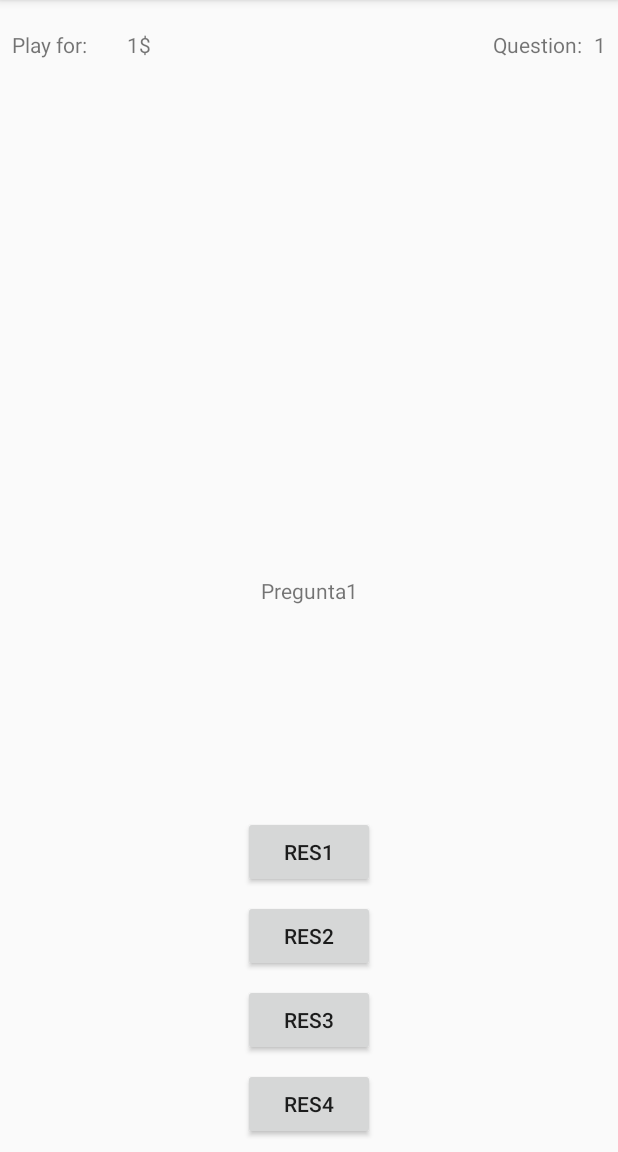
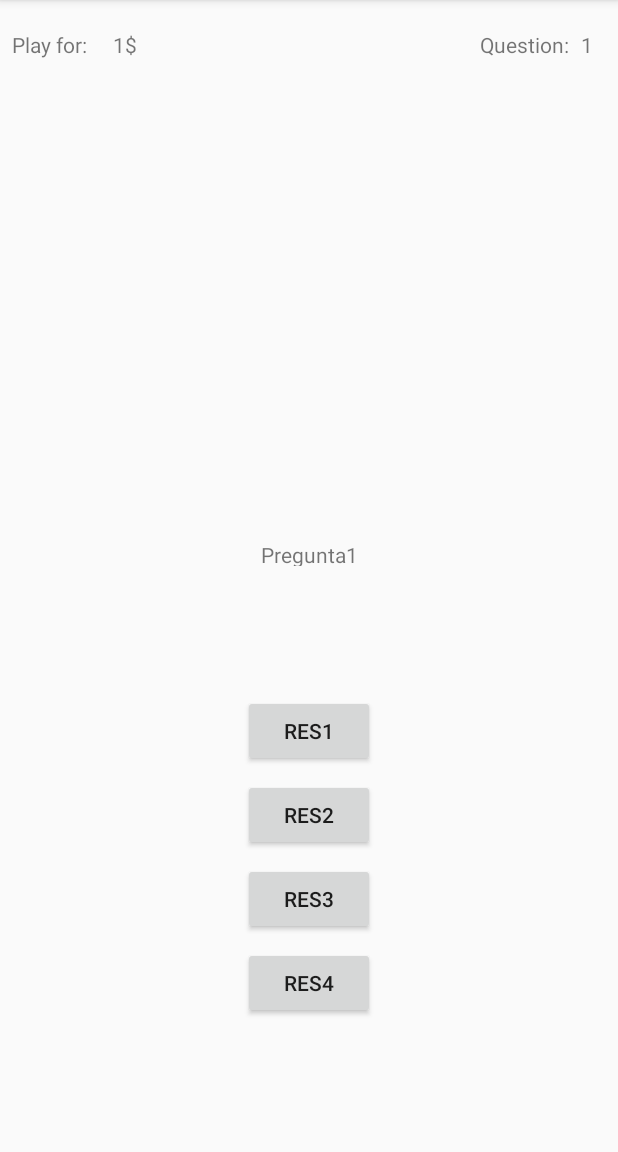
Before and after one commit to VaKs/Android.WWBM, an Android app: the PlayActivity screen opened directly, with no data from a screen before it, on a phone screen of 412 x 824 dp, the part 84-1236 px from its top. Run offline under Robolectric (Android 15) with nearby library versions, the phone set to English and light mode, and no system bars.

Commit message:
activity_play interface finished(no menu)

```diff
--- a/app/src/main/res/layout/activity_play.xml
+++ b/app/src/main/res/layout/activity_play.xml
@@ -27,12 +27,14 @@
         android:layout_width="wrap_content"
         android:layout_height="wrap_content"
         android:layout_marginBottom="8dp"
-        android:layout_marginEnd="228dp"
-        android:layout_marginRight="8dp"
+        android:layout_marginEnd="8dp"
+        android:layout_marginStart="8dp"
         android:layout_marginTop="8dp"
         android:text="1$"
         app:layout_constraintBottom_toBottomOf="parent"
         app:layout_constraintEnd_toStartOf="@+id/txtQuestion"
+        app:layout_constraintHorizontal_bias="0.233"
+        app:layout_constraintStart_toStartOf="parent"
         app:layout_constraintTop_toTopOf="parent"
         app:layout_constraintVertical_bias="0.016" />
 
@@ -42,11 +44,13 @@
         android:layout_height="wrap_content"
         android:layout_marginBottom="8dp"
         android:layout_marginEnd="8dp"
-        android:layout_marginRight="8dp"
+        android:layout_marginStart="8dp"
         android:layout_marginTop="8dp"
         android:text="@string/txtQuestion"
         app:layout_constraintBottom_toBottomOf="parent"
         app:layout_constraintEnd_toStartOf="@+id/numPreg"
+        app:layout_constraintHorizontal_bias="1.0"
+        app:layout_constraintStart_toStartOf="parent"
         app:layout_constraintTop_toTopOf="parent"
         app:layout_constraintVertical_bias="0.016" />
 
@@ -57,30 +61,31 @@
         android:layout_marginBottom="8dp"
         android:layout_marginEnd="8dp"
         android:layout_marginRight="8dp"
+        android:layout_marginStart="8dp"
         android:layout_marginTop="8dp"
         android:text="1"
         app:layout_constraintBottom_toBottomOf="parent"
         app:layout_constraintEnd_toEndOf="parent"
+        app:layout_constraintHorizontal_bias="0.977"
+        app:layout_constraintRight_toLeftOf="parent"
+        app:layout_constraintStart_toStartOf="parent"
         app:layout_constraintTop_toTopOf="parent"
-        app:layout_constraintVertical_bias="0.016"
-        app:layout_constraintRight_toLeftOf="parent"/>
+        app:layout_constraintVertical_bias="0.016" />
 
     <TextView
         android:id="@+id/txtPregunta"
         android:layout_width="wrap_content"
-        android:layout_height="wrap_content"
+        android:layout_height="17dp"
         android:layout_marginBottom="8dp"
         android:layout_marginEnd="8dp"
         android:layout_marginStart="8dp"
         android:layout_marginTop="8dp"
-        android:layout_marginLeft="8dp"
-        android:layout_marginRight="8dp"
         android:text="Pregunta1"
         app:layout_constraintBottom_toTopOf="@+id/botRes1"
         app:layout_constraintEnd_toEndOf="parent"
         app:layout_constraintStart_toStartOf="parent"
         app:layout_constraintTop_toTopOf="parent"
-        app:layout_constraintVertical_bias="0.739" />
+        app:layout_constraintVertical_bias="0.818" />
 
     <Button
         android:id="@+id/botRes1"
@@ -89,12 +94,13 @@
         android:layout_marginBottom="8dp"
         android:layout_marginEnd="8dp"
         android:layout_marginStart="8dp"
-        android:layout_marginLeft="8dp"
-        android:layout_marginRight="8dp"
+        android:layout_marginTop="8dp"
         android:text="res1"
         app:layout_constraintBottom_toTopOf="@+id/botRes2"
         app:layout_constraintEnd_toEndOf="parent"
-        app:layout_constraintStart_toStartOf="parent" />
+        app:layout_constraintStart_toStartOf="parent"
+        app:layout_constraintTop_toTopOf="parent"
+        app:layout_constraintVertical_bias="1.0" />
 
     <Button
         android:id="@+id/botRes2"
@@ -103,12 +109,13 @@
         android:layout_marginBottom="8dp"
         android:layout_marginEnd="8dp"
         android:layout_marginStart="8dp"
-        android:layout_marginLeft="8dp"
-        android:layout_marginRight="8dp"
+        android:layout_marginTop="8dp"
         android:text="res2"
         app:layout_constraintBottom_toTopOf="@+id/botRes3"
         app:layout_constraintEnd_toEndOf="parent"
-        app:layout_constraintStart_toStartOf="parent" />
+        app:layout_constraintStart_toStartOf="parent"
+        app:layout_constraintTop_toTopOf="parent"
+        app:layout_constraintVertical_bias="1.0" />
 
     <Button
         android:id="@+id/botRes3"
@@ -117,12 +124,13 @@
         android:layout_marginBottom="8dp"
         android:layout_marginEnd="8dp"
         android:layout_marginStart="8dp"
-        android:layout_marginLeft="8dp"
-        android:layout_marginRight="8dp"
+        android:layout_marginTop="8dp"
         android:text="res3"
         app:layout_constraintBottom_toTopOf="@+id/botRes4"
         app:layout_constraintEnd_toEndOf="parent"
-        app:layout_constraintStart_toStartOf="parent" />
+        app:layout_constraintStart_toStartOf="parent"
+        app:layout_constraintTop_toTopOf="parent"
+        app:layout_constraintVertical_bias="1.0" />
 
     <Button
         android:id="@+id/botRes4"
@@ -130,12 +138,13 @@
         android:layout_height="wrap_content"
         android:layout_marginBottom="8dp"
         android:layout_marginEnd="8dp"
-        android:layout_marginRight="8dp"
         android:layout_marginStart="8dp"
-        android:layout_marginLeft="8dp"
+        android:layout_marginTop="8dp"
         android:text="Res4"
         app:layout_constraintBottom_toBottomOf="parent"
         app:layout_constraintEnd_toEndOf="parent"
-        app:layout_constraintStart_toStartOf="parent" />
+        app:layout_constraintStart_toStartOf="parent"
+        app:layout_constraintTop_toTopOf="parent"
+        app:layout_constraintVertical_bias="0.885" />
 
 </android.support.constraint.ConstraintLayout>
```
